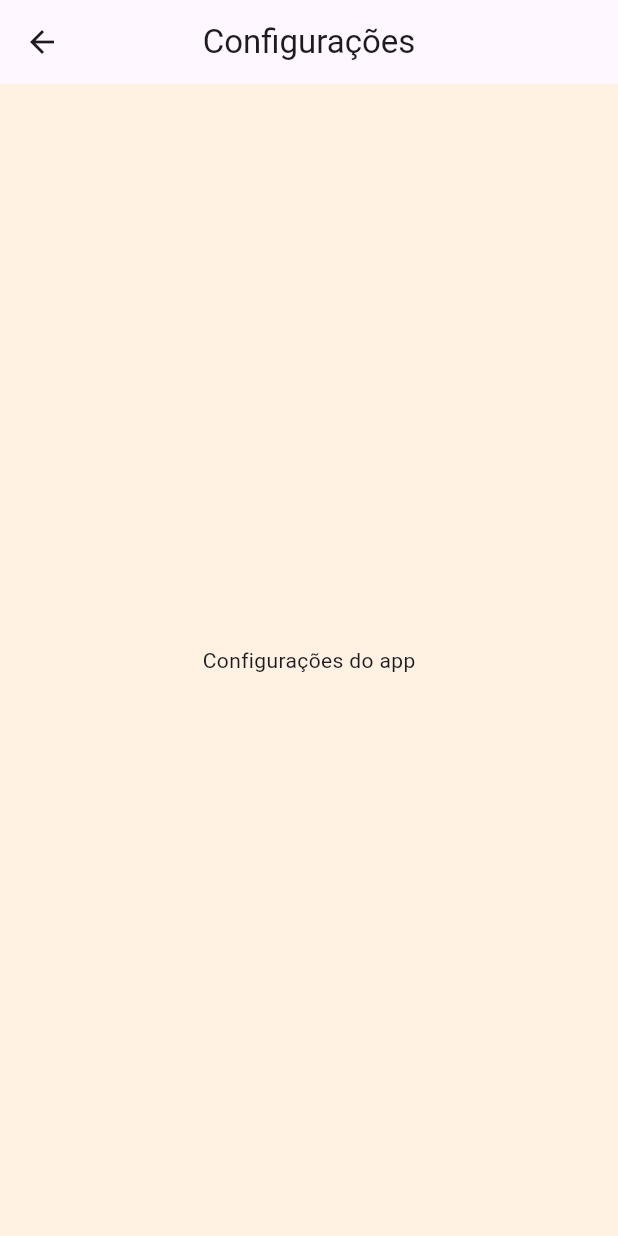
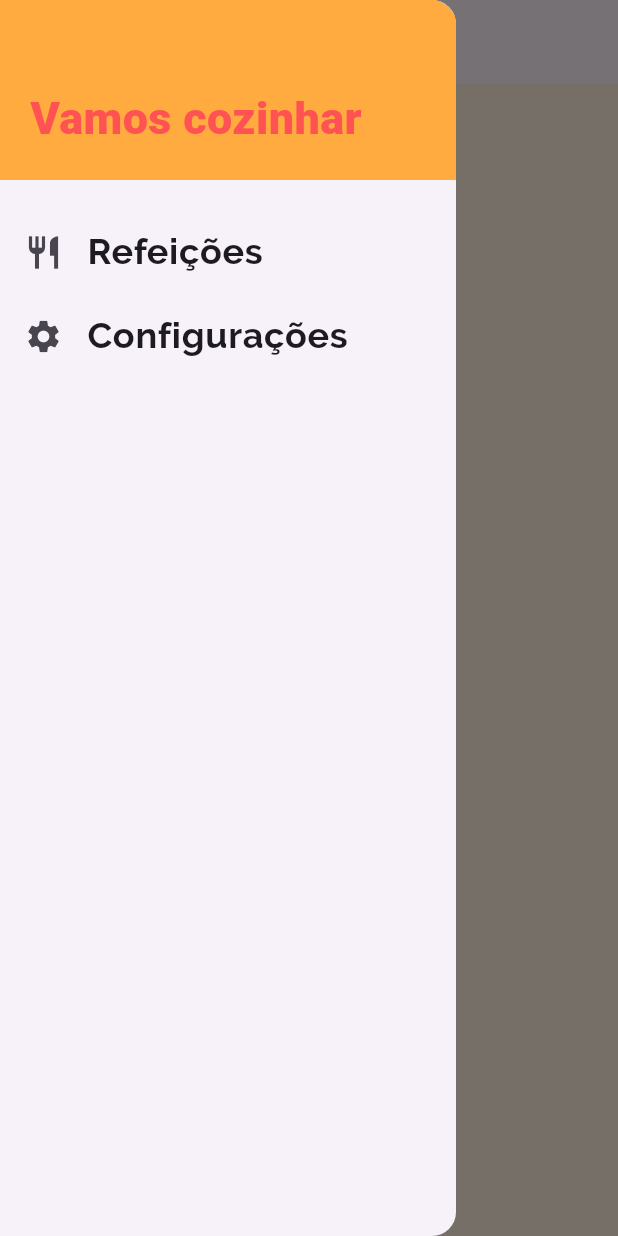
Before and after one commit to gabrielnavas/meals-flutter-app, a Flutter app: the SettingsScreen screen opened by its route, with the side drawer open (before the commit the screen has no drawer), on a phone screen of 412 x 824 dp. Run offline on Flutter 3.47's test engine with Material 3 defaults, Android fonts, the phone set to English and light mode, and no system bars; network calls fail.

Commit message:
add main drawer on config screen

```diff
--- a/lib/screens/settings_screen.dart
+++ b/lib/screens/settings_screen.dart
@@ -1,4 +1,5 @@
 import 'package:flutter/material.dart';
+import 'package:meals_flutter_app/widgets/main_drawer.dart';
 
 class SettingsScreen extends StatelessWidget {
   const SettingsScreen({super.key});
@@ -9,6 +10,7 @@ class SettingsScreen extends StatelessWidget {
       appBar: AppBar(
         title: const Text('Configurações'),
       ),
+      drawer: MainDrawer(),
       body: const Center(
         child: Text('Configurações do app'),
       ),
```
